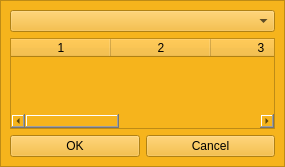
Qt form UI/labeling.ui (DORSA-co/trainApp_oxin) before a commit.
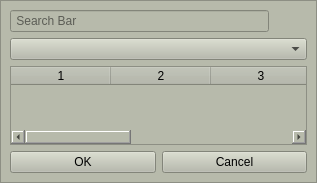
The same form after that commit. Icons and pictures are not drawn.

```diff
--- a/UI/labeling.ui
+++ b/UI/labeling.ui
@@ -6,8 +6,8 @@
    <rect>
     <x>0</x>
     <y>0</y>
-    <width>285</width>
-    <height>167</height>
+    <width>317</width>
+    <height>183</height>
    </rect>
   </property>
   <property name="windowTitle">
@@ -30,7 +30,7 @@
     <item>
      <widget class="QFrame" name="frame">
       <property name="styleSheet">
-       <string notr="true">background-color: rgb(246,180,28);
+       <string notr="true">background-color: #b7baab;
 color: black;</string>
       </property>
       <property name="frameShape">
@@ -40,6 +40,34 @@
        <enum>QFrame::Raised</enum>
       </property>
       <layout class="QVBoxLayout" name="verticalLayout_2">
+       <item>
+        <layout class="QHBoxLayout" name="horizontalLayout_2">
+         <item>
+          <widget class="QLineEdit" name="lineEdit">
+           <property name="placeholderText">
+            <string> Search Bar</string>
+           </property>
+          </widget>
+         </item>
+         <item>
+          <widget class="QPushButton" name="pushButton">
+           <property name="cursor">
+            <cursorShape>PointingHandCursor</cursorShape>
+           </property>
+           <property name="styleSheet">
+            <string notr="true">border:None;</string>
+           </property>
+           <property name="text">
+            <string/>
+           </property>
+           <property name="icon">
+            <iconset>
+             <normaloff>images/magnifying-glass.png</normaloff>images/magnifying-glass.png</iconset>
+           </property>
+          </widget>
+         </item>
+        </layout>
+       </item>
        <item>
         <widget class="QComboBox" name="comboBox_defects"/>
        </item>
```
